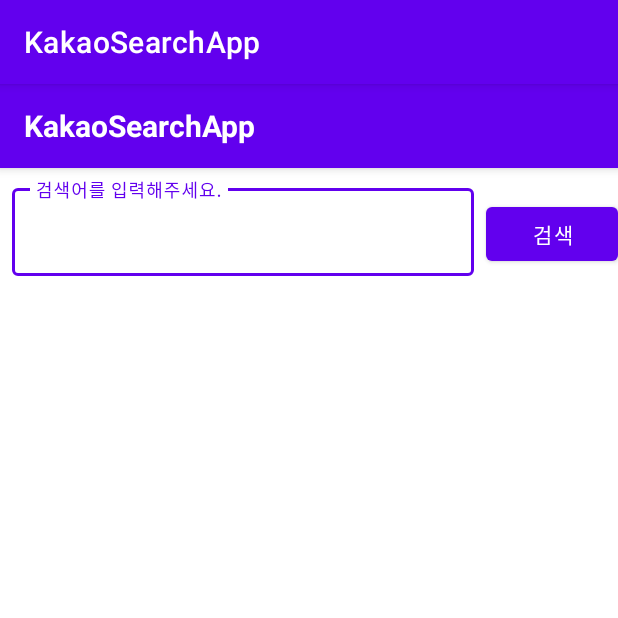
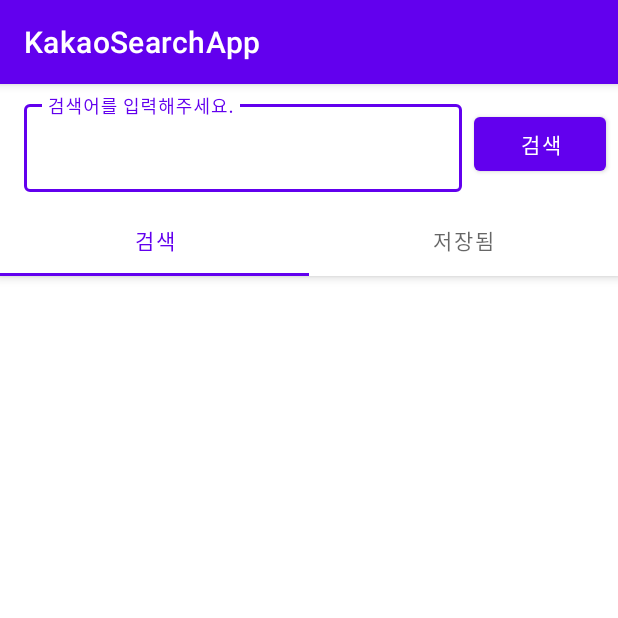
Before and after one commit to banziha104/KakaoSearchApp, an Android app: the screen it shows after launch (MainActivity), on a phone screen of 412 x 824 dp, the top half of it. Run offline under Robolectric (Android 15) with nearby library versions, the phone set to English and light mode, and no system bars.

Commit message:
Chore : View XML 파일 수정 및 strings.xml 에 문구 추가

```diff
--- a/app/src/main/res/layout/activity_main.xml
+++ b/app/src/main/res/layout/activity_main.xml
@@ -15,30 +15,13 @@
 
         <androidx.appcompat.widget.Toolbar
             android:layout_width="match_parent"
-            android:layout_height="?attr/actionBarSize"
+            android:layout_height="80dp"
+            android:background="@color/white"
             app:layout_scrollFlags="scroll|enterAlways">
-
-            <TextView
-                android:layout_width="match_parent"
-                android:layout_height="match_parent"
-                android:gravity="center_vertical"
-                android:text="@string/app_name"
-                android:textColor="@color/white"
-                android:textSize="20sp"
-                android:textStyle="bold" />
-        </androidx.appcompat.widget.Toolbar>
-
-    </com.google.android.material.appbar.AppBarLayout>
 
             <androidx.constraintlayout.widget.ConstraintLayout
                 android:layout_width="match_parent"
-        android:layout_height="match_parent"
-        app:layout_behavior="com.google.android.material.appbar.AppBarLayout$ScrollingViewBehavior"
-        app:layout_constraintBottom_toBottomOf="parent"
-        app:layout_constraintEnd_toEndOf="parent"
-        app:layout_constraintStart_toStartOf="parent"
-        app:layout_constraintTop_toBottomOf="@+id/appbar">
-
+                android:layout_height="match_parent">
             <TextView
                 android:id="@+id/mainTxtEmpty"
                 android:layout_width="wrap_content"
@@ -53,23 +36,16 @@
                 app:layout_constraintStart_toStartOf="parent"
                 app:layout_constraintTop_toTopOf="parent" />
 
-        <androidx.constraintlayout.widget.Guideline
-            android:id="@+id/guideline4"
-            android:layout_width="wrap_content"
-            android:layout_height="wrap_content"
-            android:orientation="horizontal"
-            app:layout_constraintGuide_begin="80dp" />
 
                 <com.google.android.material.textfield.TextInputLayout
                     android:id="@+id/mainInputLayout"
                     style="@style/Widget.MaterialComponents.TextInputLayout.OutlinedBox"
                     android:layout_width="0dp"
                     android:layout_height="0dp"
-            android:layout_marginStart="8dp"
                     android:layout_marginTop="8dp"
                     android:layout_marginEnd="8dp"
                     android:layout_marginBottom="8dp"
-            app:layout_constraintBottom_toTopOf="@+id/guideline4"
+                    app:layout_constraintBottom_toBottomOf="parent"
                     app:layout_constraintEnd_toStartOf="@+id/mainBtnSearch"
                     app:layout_constraintStart_toStartOf="parent"
                     app:layout_constraintTop_toTopOf="parent">
@@ -88,11 +64,40 @@
                     android:id="@+id/mainBtnSearch"
                     android:layout_width="wrap_content"
                     android:layout_height="wrap_content"
-            android:layout_marginTop="8dp"
+                    android:layout_marginEnd="8dp"
                     android:text="@string/main_search_button_text"
-            app:layout_constraintBottom_toTopOf="@+id/guideline4"
+                    app:layout_constraintBottom_toBottomOf="parent"
                     app:layout_constraintEnd_toEndOf="parent"
                     app:layout_constraintTop_toTopOf="parent" />
+            </androidx.constraintlayout.widget.ConstraintLayout>
+        </androidx.appcompat.widget.Toolbar>
+        <com.google.android.material.tabs.TabLayout
+            android:id="@+id/mainTabLayout"
+            android:layout_width="match_parent"
+            android:layout_height="wrap_content"
+            android:visibility="visible"
+            app:layout_scrollFlags="scroll|enterAlways"
+            app:tabMode="fixed" >
+            <com.google.android.material.tabs.TabItem
+                android:layout_width="match_parent"
+                android:layout_height="match_parent"
+                android:text="@string/main_search_button_text"/>
+            <com.google.android.material.tabs.TabItem
+                android:layout_width="match_parent"
+                android:layout_height="match_parent"
+                android:text="@string/main_tab_item_store"/>
+        </com.google.android.material.tabs.TabLayout>
+    </com.google.android.material.appbar.AppBarLayout>
+
+    <androidx.constraintlayout.widget.ConstraintLayout
+        android:layout_width="match_parent"
+        android:layout_height="match_parent"
+        app:layout_behavior="com.google.android.material.appbar.AppBarLayout$ScrollingViewBehavior"
+        app:layout_constraintBottom_toBottomOf="parent"
+        app:layout_constraintEnd_toEndOf="parent"
+        app:layout_constraintStart_toStartOf="parent"
+        app:layout_constraintTop_toBottomOf="@+id/appbar">
+
 
         <androidx.viewpager2.widget.ViewPager2
             android:id="@+id/mainViewPager"
@@ -101,7 +106,7 @@
             app:layout_constraintBottom_toBottomOf="parent"
             app:layout_constraintEnd_toEndOf="parent"
             app:layout_constraintStart_toStartOf="parent"
-            app:layout_constraintTop_toTopOf="@+id/guideline4">
+            app:layout_constraintTop_toTopOf="parent">
         </androidx.viewpager2.widget.ViewPager2>
 
         <ProgressBar
@@ -117,9 +122,5 @@
 
     </androidx.constraintlayout.widget.ConstraintLayout>
 
-    <com.google.android.material.bottomnavigation.BottomNavigationView
-        android:layout_width="match_parent"
-        android:layout_height="wrap_content"
-        android:layout_gravity="bottom" />
 
 </androidx.coordinatorlayout.widget.CoordinatorLayout>
--- a/app/src/main/res/layout/search_fragment.xml
+++ b/app/src/main/res/layout/search_fragment.xml
@@ -1,6 +1,7 @@
 <?xml version="1.0" encoding="utf-8"?>
 <FrameLayout xmlns:android="http://schemas.android.com/apk/res/android"
     xmlns:tools="http://schemas.android.com/tools"
+    android:id="@+id/searchFrameLayout"
     android:layout_width="match_parent"
     android:layout_height="match_parent"
     tools:context=".presentation.fragment.SearchFragment">
--- a/app/src/main/res/layout/store_fragment.xml
+++ b/app/src/main/res/layout/store_fragment.xml
@@ -1,6 +1,7 @@
 <?xml version="1.0" encoding="utf-8"?>
 <FrameLayout xmlns:android="http://schemas.android.com/apk/res/android"
     xmlns:tools="http://schemas.android.com/tools"
+    android:id="@+id/storeFrameLayout"
     android:layout_width="match_parent"
     android:layout_height="match_parent"
     tools:context=".presentation.fragment.StoreFragment">
--- a/app/src/main/res/values/strings.xml
+++ b/app/src/main/res/values/strings.xml
@@ -2,8 +2,14 @@
     <string name="app_name">KakaoSearchApp</string>
 
     <!--    Main Activity-->
+    <string name="main_tab_item_search">검색</string>
+    <string name="main_tab_item_store">저장됨</string>
     <string name="main_input_hint">검색어를 입력해주세요.</string>
     <string name="main_empty_result">조회된 유저가 없습니다.</string>
     <string name="main_user_name_is_not_invalid">잘못된 유저이름입니다.</string>
     <string name="main_search_button_text">검색</string>
+
+    <!--    Network-->
+    <string name="network_not_reachable">"네트워크가 가용하지 않습니다. 네트워크 상태를 확인해주세요"</string>
+
 </resources>
```
Also changed, not shown: app/src/main/res/layout/item_thumbnail.xml (+27 -3 lines). Lines whose indentation alone changed are shown as unchanged.
